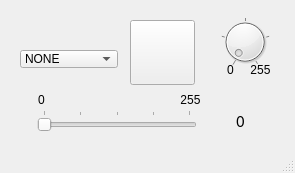
Before: the Qt Designer form lampeDimmer_GUI/mainwindow.ui in thomelect/lampeDimmer, drawn with Qt 5.
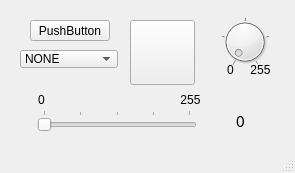
After: the same form once the commit is applied.

What changed in the file:
```diff
--- a/lampeDimmer_GUI/mainwindow.ui
+++ b/lampeDimmer_GUI/mainwindow.ui
@@ -239,6 +239,19 @@
      </property>
     </item>
    </widget>
+   <widget class="QPushButton" name="pushButton">
+    <property name="geometry">
+     <rect>
+      <x>30</x>
+      <y>20</y>
+      <width>80</width>
+      <height>21</height>
+     </rect>
+    </property>
+    <property name="text">
+     <string>PushButton</string>
+    </property>
+   </widget>
   </widget>
   <widget class="QStatusBar" name="statusBar"/>
  </widget>
```
